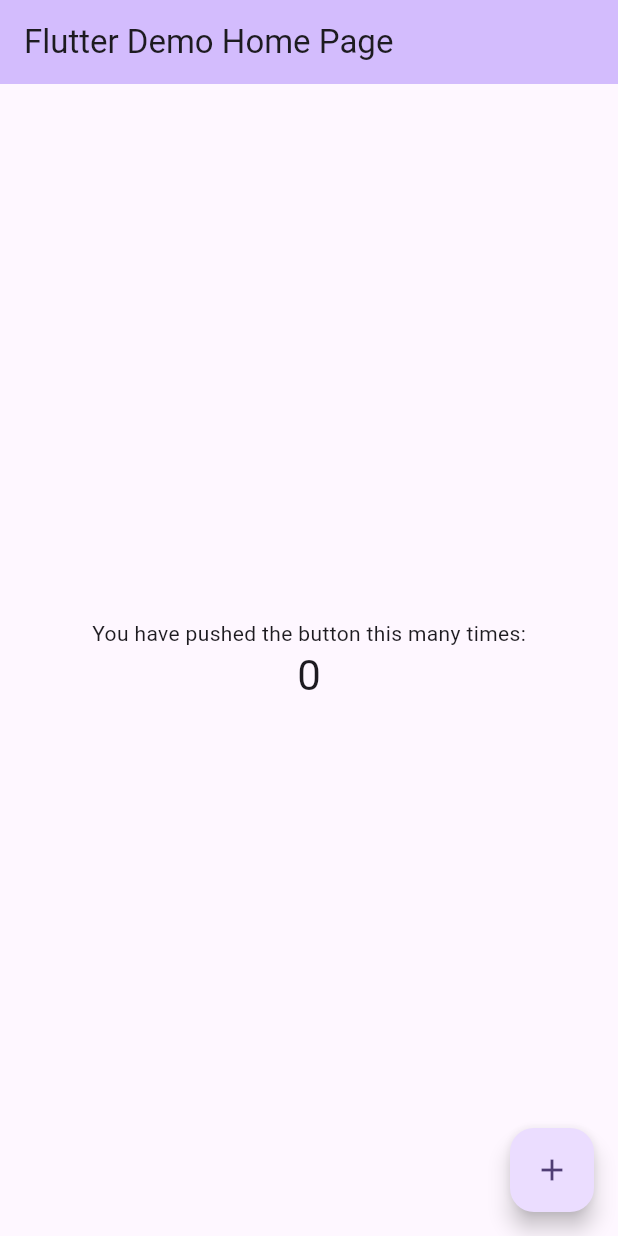
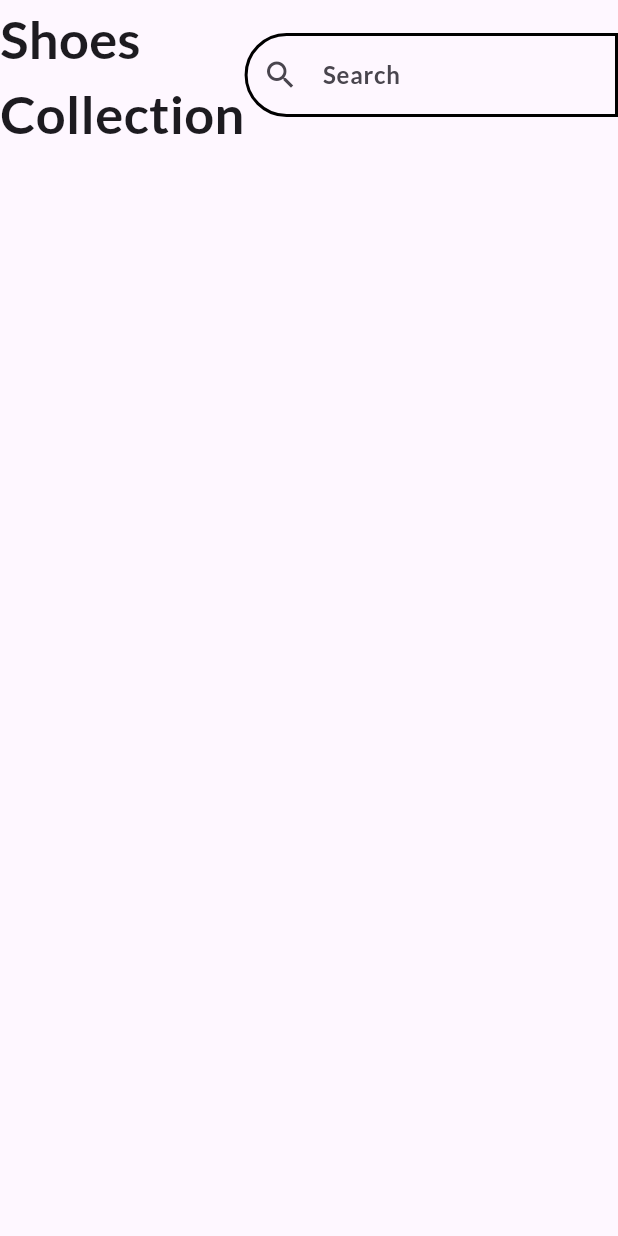
Before and after one commit to ankitRrathi/shop, a Flutter app: the screen it shows after launch, on a phone screen of 412 x 824 dp. Run offline on Flutter 3.47's test engine with Material 2 defaults, Android fonts, the phone set to English and light mode, and no system bars.

Commit message:
Day 2 Begin

```diff
--- a/lib/main.dart
+++ b/lib/main.dart
@@ -1,4 +1,5 @@
 import 'package:flutter/material.dart';
+import 'package:shop/pages/homepage.dart';
 
 void main() {
   runApp(const MyApp());
@@ -13,113 +14,11 @@ class MyApp extends StatelessWidget {
     return MaterialApp(
       title: 'Flutter Demo',
       theme: ThemeData(
-        // This is the theme of your application.
-        //
-        // TRY THIS: Try running your application with "flutter run". You'll see
-        // the application has a blue toolbar. Then, without quitting the app,
-        // try changing the seedColor in the colorScheme below to Colors.green
-        // and then invoke "hot reload" (save your changes or press the "hot
-        // reload" button in a Flutter-supported IDE, or press "r" if you used
-        // the command line to start the app).
-        //
-        // Notice that the counter didn't reset back to zero; the application
-        // state is not lost during the reload. To reset the state, use hot
-        // restart instead.
-        //
-        // This works for code too, not just values: Most code changes can be
-        // tested with just a hot reload.
+
         colorScheme: ColorScheme.fromSeed(seedColor: Colors.deepPurple),
         useMaterial3: true,
       ),
-      home: const MyHomePage(title: 'Flutter Demo Home Page'),
+      home :  Homepage(),
     );
   }
 }
-
-class MyHomePage extends StatefulWidget {
-  const MyHomePage({super.key, required this.title});
-
-  // This widget is the home page of your application. It is stateful, meaning
-  // that it has a State object (defined below) that contains fields that affect
-  // how it looks.
-
-  // This class is the configuration for the state. It holds the values (in this
-  // case the title) provided by the parent (in this case the App widget) and
-  // used by the build method of the State. Fields in a Widget subclass are
-  // always marked "final".
-
-  final String title;
-
-  @override
-  State<MyHomePage> createState() => _MyHomePageState();
-}
-
-class _MyHomePageState extends State<MyHomePage> {
-  int _counter = 0;
-
-  void _incrementCounter() {
-    setState(() {
-      // This call to setState tells the Flutter framework that something has
-      // changed in this State, which causes it to rerun the build method below
-      // so that the display can reflect the updated values. If we changed
-      // _counter without calling setState(), then the build method would not be
-      // called again, and so nothing would appear to happen.
-      _counter++;
-    });
-  }
-
-  @override
-  Widget build(BuildContext context) {
-    // This method is rerun every time setState is called, for instance as done
-    // by the _incrementCounter method above.
-    //
-    // The Flutter framework has been optimized to make rerunning build methods
-    // fast, so that you can just rebuild anything that needs updating rather
-    // than having to individually change instances of widgets.
-    return Scaffold(
-      appBar: AppBar(
-        // TRY THIS: Try changing the color here to a specific color (to
-        // Colors.amber, perhaps?) and trigger a hot reload to see the AppBar
-        // change color while the other colors stay the same.
-        backgroundColor: Theme.of(context).colorScheme.inversePrimary,
-        // Here we take the value from the MyHomePage object that was created by
-        // the App.build method, and use it to set our appbar title.
-        title: Text(widget.title),
-      ),
-      body: Center(
-        // Center is a layout widget. It takes a single child and positions it
-        // in the middle of the parent.
-        child: Column(
-          // Column is also a layout widget. It takes a list of children and
-          // arranges them vertically. By default, it sizes itself to fit its
-          // children horizontally, and tries to be as tall as its parent.
-          //
-          // Column has various properties to control how it sizes itself and
-          // how it positions its children. Here we use mainAxisAlignment to
-          // center the children vertically; the main axis here is the vertical
-          // axis because Columns are vertical (the cross axis would be
-          // horizontal).
-          //
-          // TRY THIS: Invoke "debug painting" (choose the "Toggle Debug Paint"
-          // action in the IDE, or press "p" in the console), to see the
-          // wireframe for each widget.
-          mainAxisAlignment: MainAxisAlignment.center,
-          children: <Widget>[
-            const Text(
-              'You have pushed the button this many times:',
-            ),
-            Text(
-              '$_counter',
-              style: Theme.of(context).textTheme.headlineMedium,
-            ),
-          ],
-        ),
-      ),
-      floatingActionButton: FloatingActionButton(
-        onPressed: _incrementCounter,
-        tooltip: 'Increment',
-        child: const Icon(Icons.add),
-      ), // This trailing comma makes auto-formatting nicer for build methods.
-    );
-  }
-}
--- /dev/null
+++ b/lib/pages/homepage.dart
@@ -0,0 +1,56 @@
+
+
+import 'package:flutter/material.dart';
+
+
+class Homepage extends StatelessWidget {
+   Homepage({super.key});
+  final List<String> labels = ['All','Adidas','Nike','Puma','Reebok'];
+
+  @override
+  Widget build(BuildContext context) {
+    return const   Scaffold(
+     body : SafeArea(
+       child: Column(
+        children: [
+          Row(
+            children: [
+              Text('Shoes\nCollection',style: TextStyle(fontFamily: 'ankit',fontWeight: FontWeight.bold,fontSize: 35),),
+              Expanded(child:
+              TextField(
+                decoration: InputDecoration(
+                  hintText: "Search",
+                  hintStyle:   TextStyle(fontFamily: 'ankit',fontWeight: FontWeight.bold),
+                      prefixIcon:  Icon(Icons.search),
+                  enabledBorder: OutlineInputBorder(
+                    borderSide:  BorderSide(
+                      color: Colors.black,
+                      width: 2,
+                    ),
+                    borderRadius: BorderRadius.only(topLeft: Radius.circular(30),bottomLeft: Radius.circular(30)),
+
+                  ),
+                  focusedBorder: OutlineInputBorder(
+                    borderSide:  BorderSide(
+                      color: Colors.black
+                      ,width: 2
+                    ),
+                    borderRadius: BorderRadius.only(topLeft: Radius.circular(30),bottomLeft: Radius.circular(30)),
+
+                  ),
+
+                ),
+              ),
+              ),
+
+            ],
+          ),
+
+        ],
+
+       ),
+     ),
+     );
+
+  }
+}
```
Also changed, not shown: lib/pages/themes.dart (added, +33 -0 lines), pubspec.yaml (+8 -6 lines), assets/fonts/Lato-Bold.ttf (added), assets/fonts/Lato-Light.ttf (added), pubspec.lock.
